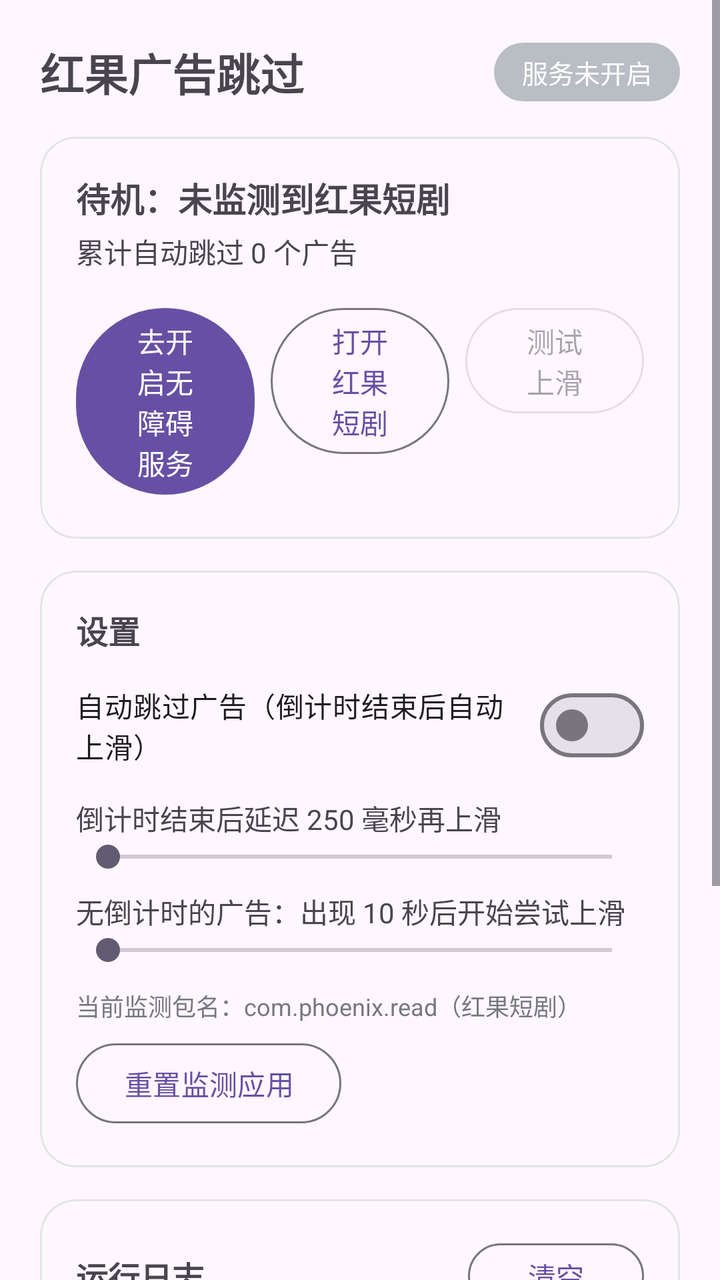
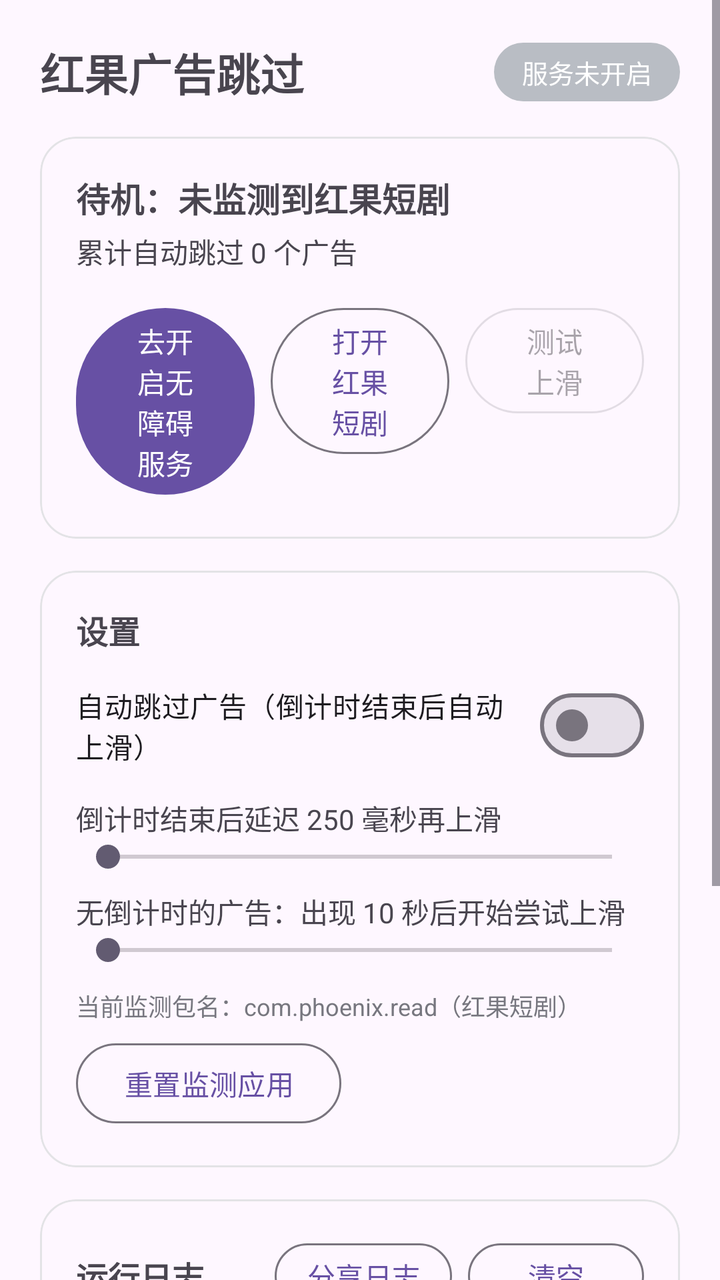

Screens rendered from an Android XML layout before and after an edit, with the pre-edit source and the edit as a unified diff.
<!-- AndroidManifest.xml: application theme Theme.App -->
<!-- res/layout/activity_main.xml -->
<?xml version="1.0" encoding="utf-8"?>
<ScrollView xmlns:android="http://schemas.android.com/apk/res/android"
    xmlns:app="http://schemas.android.com/apk/res-auto"
    android:layout_width="match_parent"
    android:layout_height="match_parent"
    android:fillViewport="true">

    
    <LinearLayout
        android:layout_width="match_parent"
        android:layout_height="wrap_content"
        android:layout_gravity="center_horizontal"
        android:maxWidth="620dp"
        android:orientation="vertical"
        android:padding="20dp">

        
        <LinearLayout
            android:layout_width="match_parent"
            android:layout_height="wrap_content"
            android:gravity="center_vertical"
            android:orientation="horizontal">

            <TextView
                android:layout_width="0dp"
                android:layout_height="wrap_content"
                android:layout_weight="1"
                android:text="@string/app_name"
                android:textSize="22sp"
                android:textStyle="bold" />

            <TextView
                android:id="@+id/statusPill"
                android:layout_width="wrap_content"
                android:layout_height="wrap_content"
                android:background="@drawable/bg_pill_off"
                android:paddingStart="14dp"
                android:paddingTop="5dp"
                android:paddingEnd="14dp"
                android:paddingBottom="5dp"
                android:text="@string/status_off"
                android:textColor="#FFFFFF"
                android:textSize="13sp" />
        </LinearLayout>

        
        <com.google.android.material.card.MaterialCardView
            android:layout_width="match_parent"
            android:layout_height="wrap_content"
            android:layout_marginTop="16dp"
            app:cardCornerRadius="18dp"
            app:cardElevation="0dp"
            app:strokeColor="#E3E3E6"
            app:strokeWidth="1dp">

            <LinearLayout
                android:layout_width="match_parent"
                android:layout_height="wrap_content"
                android:orientation="vertical"
                android:padding="18dp">

                <TextView
                    android:id="@+id/stateText"
                    android:layout_width="match_parent"
                    android:layout_height="wrap_content"
                    android:text="@string/state_idle"
                    android:textSize="17sp"
                    android:textStyle="bold" />

                <TextView
                    android:id="@+id/countText"
                    android:layout_width="match_parent"
                    android:layout_height="wrap_content"
                    android:layout_marginTop="4dp"
                    android:text="@string/count_zero_literal"
                    android:textSize="14sp" />

                <LinearLayout
                    android:layout_width="match_parent"
                    android:layout_height="wrap_content"
                    android:layout_marginTop="14dp"
                    android:orientation="horizontal">

                    <Button
                        android:id="@+id/btnAccessibility"
                        android:layout_width="0dp"
                        android:layout_height="wrap_content"
                        android:layout_marginEnd="8dp"
                        android:layout_weight="1"
                        android:text="@string/btn_accessibility_off" />

                    <Button
                        android:id="@+id/btnOpenTarget"
                        style="?attr/materialButtonOutlinedStyle"
                        android:layout_width="0dp"
                        android:layout_height="wrap_content"
                        android:layout_marginEnd="8dp"
                        android:layout_weight="1"
                        android:text="@string/btn_open_target" />

                    <Button
                        android:id="@+id/btnTestSwipe"
                        style="?attr/materialButtonOutlinedStyle"
                        android:layout_width="0dp"
                        android:layout_height="wrap_content"
                        android:layout_weight="1"
                        android:enabled="false"
                        android:text="@string/btn_test_swipe" />
                </LinearLayout>
            </LinearLayout>
        </com.google.android.material.card.MaterialCardView>

        
        <com.google.android.material.card.MaterialCardView
            android:layout_width="match_parent"
            android:layout_height="wrap_content"
            android:layout_marginTop="16dp"
            app:cardCornerRadius="18dp"
            app:cardElevation="0dp"
            app:strokeColor="#E3E3E6"
            app:strokeWidth="1dp">

            <LinearLayout
                android:layout_width="match_parent"
                android:layout_height="wrap_content"
                android:orientation="vertical"
                android:padding="18dp">

                <TextView
                    android:layout_width="match_parent"
                    android:layout_height="wrap_content"
                    android:text="@string/section_settings"
                    android:textSize="16sp"
                    android:textStyle="bold" />

                <com.google.android.material.materialswitch.MaterialSwitch
                    android:id="@+id/switchAuto"
                    android:layout_width="match_parent"
                    android:layout_height="wrap_content"
                    android:layout_marginTop="12dp"
                    android:text="@string/switch_auto" />

                <TextView
                    android:id="@+id/delayLabel"
                    android:layout_width="match_parent"
                    android:layout_height="wrap_content"
                    android:layout_marginTop="12dp"
                    android:text="@string/delay_literal"
                    android:textSize="14sp" />

                <SeekBar
                    android:id="@+id/delayBar"
                    android:layout_width="match_parent"
                    android:layout_height="wrap_content"
                    android:max="1000" />

                <TextView
                    android:id="@+id/fallbackLabel"
                    android:layout_width="match_parent"
                    android:layout_height="wrap_content"
                    android:layout_marginTop="8dp"
                    android:text="@string/fallback_literal"
                    android:textSize="14sp" />

                <SeekBar
                    android:id="@+id/fallbackBar"
                    android:layout_width="match_parent"
                    android:layout_height="wrap_content"
                    android:max="25000" />

                <TextView
                    android:id="@+id/targetsText"
                    android:layout_width="match_parent"
                    android:layout_height="wrap_content"
                    android:layout_marginTop="10dp"
                    android:text="@string/targets_literal"
                    android:textColor="#77777F"
                    android:textSize="12sp" />

                <Button
                    android:id="@+id/btnResetTargets"
                    style="?attr/materialButtonOutlinedStyle"
                    android:layout_width="wrap_content"
                    android:layout_height="wrap_content"
                    android:layout_marginTop="6dp"
                    android:text="@string/btn_reset_targets" />
            </LinearLayout>
        </com.google.android.material.card.MaterialCardView>

        
        <com.google.android.material.card.MaterialCardView
            android:layout_width="match_parent"
            android:layout_height="wrap_content"
            android:layout_marginTop="16dp"
            app:cardCornerRadius="18dp"
            app:cardElevation="0dp"
            app:strokeColor="#E3E3E6"
            app:strokeWidth="1dp">

            <LinearLayout
                android:layout_width="match_parent"
                android:layout_height="wrap_content"
                android:orientation="vertical"
                android:padding="18dp">

                <LinearLayout
                    android:layout_width="match_parent"
                    android:layout_height="wrap_content"
                    android:gravity="center_vertical"
                    android:orientation="horizontal">

                    <TextView
                        android:layout_width="0dp"
                        android:layout_height="wrap_content"
                        android:layout_weight="1"
                        android:text="@string/section_log"
                        android:textSize="16sp"
                        android:textStyle="bold" />

                    <Button
                        android:id="@+id/btnClearLog"
                        style="?attr/materialButtonOutlinedStyle"
                        android:layout_width="wrap_content"
                        android:layout_height="wrap_content"
                        android:minHeight="0dp"
                        android:paddingStart="16dp"
                        android:paddingTop="6dp"
                        android:paddingEnd="16dp"
                        android:paddingBottom="6dp"
                        android:text="@string/btn_clear_log" />
                </LinearLayout>

                <TextView
                    android:id="@+id/logView"
                    android:layout_width="match_parent"
                    android:layout_height="wrap_content"
                    android:layout_marginTop="10dp"
                    android:background="@drawable/bg_log"
                    android:fontFamily="monospace"
                    android:minHeight="130dp"
                    android:padding="12dp"
                    android:textSize="12sp" />
            </LinearLayout>
        </com.google.android.material.card.MaterialCardView>

        <TextView
            android:layout_width="match_parent"
            android:layout_height="wrap_content"
            android:layout_marginTop="14dp"
            android:text="@string/footer_hint"
            android:textColor="#8A8A93"
            android:textSize="12sp" />

        <TextView
            android:layout_width="match_parent"
            android:layout_height="wrap_content"
            android:layout_marginTop="6dp"
            android:text="@string/version_label"
            android:textColor="#B0B0B8"
            android:textSize="11sp" />
    </LinearLayout>
</ScrollView>
<!-- resources referenced by this layout -->
<resources>
  <!-- drawable bg_log (drawable) -->
  <?xml version="1.0" encoding="utf-8"?>
  <shape xmlns:android="http://schemas.android.com/apk/res/android"
      android:shape="rectangle">
      <solid android:color="#FAFAFB" />
      <corners android:radius="12dp" />
      <stroke
          android:width="1dp"
          android:color="#E3E3E6" />
  </shape>
  <!-- drawable bg_pill_off (drawable) -->
  <?xml version="1.0" encoding="utf-8"?>
  <shape xmlns:android="http://schemas.android.com/apk/res/android"
      android:shape="rectangle">
      <solid android:color="#B9BDC4" />
      <corners android:radius="20dp" />
  </shape>
  <string name="app_name">红果广告跳过</string>
  <string name="btn_accessibility_off">去开启无障碍服务</string>
  <string name="btn_clear_log">清空</string>
  <string name="btn_open_target">打开红果短剧</string>
  <string name="btn_reset_targets">重置监测应用</string>
  <string name="btn_test_swipe">测试上滑</string>
  <string name="count_zero_literal">累计自动跳过 0 个广告</string>
  <string name="delay_literal">倒计时结束后延迟 250 毫秒再上滑</string>
  <string name="fallback_literal">无倒计时的广告：出现 10 秒后开始尝试上滑</string>
  <string name="footer_hint">原理：通过无障碍服务读取屏幕上的广告倒计时文字，到点后模拟一次上滑手势。全部处理在本机完成，不联网、不上传任何数据。仅供个人舒适观剧使用。</string>
  <string name="section_log">运行日志</string>
  <string name="section_settings">设置</string>
  <string name="state_idle">待机：未监测到红果短剧</string>
  <string name="status_off">服务未开启</string>
  <string name="switch_auto">自动跳过广告（倒计时结束后自动上滑）</string>
  <string name="targets_literal">当前监测包名：com.phoenix.read（红果短剧）</string>
  <string name="version_label">版本 1.13 · 手机/平板通用</string>
  <style name="Theme.App" parent="Theme.Material3.DayNight.NoActionBar" />
</resources>

<!-- the commit's change to res/layout/activity_main.xml (unified diff, before → after) -->
@@ -218,6 +218,19 @@
                         android:textStyle="bold" />
 
                     <Button
+                        android:id="@+id/btnShareLog"
+                        style="?attr/materialButtonOutlinedStyle"
+                        android:layout_width="wrap_content"
+                        android:layout_height="wrap_content"
+                        android:layout_marginEnd="8dp"
+                        android:minHeight="0dp"
+                        android:paddingStart="16dp"
+                        android:paddingTop="6dp"
+                        android:paddingEnd="16dp"
+                        android:paddingBottom="6dp"
+                        android:text="@string/btn_share_log" />
+
+                    <Button
                         android:id="@+id/btnClearLog"
                         style="?attr/materialButtonOutlinedStyle"
                         android:layout_width="wrap_content"
<!-- resource entries referenced after the edit -->
@@ -22,6 +22,7 @@
   <string name="btn_clear_log">清空</string>
   <string name="btn_open_target">打开红果短剧</string>
   <string name="btn_reset_targets">重置监测应用</string>
+  <string name="btn_share_log">分享日志</string>
   <string name="btn_test_swipe">测试上滑</string>
   <string name="count_zero_literal">累计自动跳过 0 个广告</string>
   <string name="delay_literal">倒计时结束后延迟 250 毫秒再上滑</string>
@@ -33,7 +34,7 @@
   <string name="status_off">服务未开启</string>
   <string name="switch_auto">自动跳过广告（倒计时结束后自动上滑）</string>
   <string name="targets_literal">当前监测包名：com.phoenix.read（红果短剧）</string>
-  <string name="version_label">版本 1.13 · 手机/平板通用</string>
+  <string name="version_label">版本 1.14 · 手机/平板通用</string>
   <style name="Theme.App" parent="Theme.Material3.DayNight.NoActionBar" />
 </resources>
 
